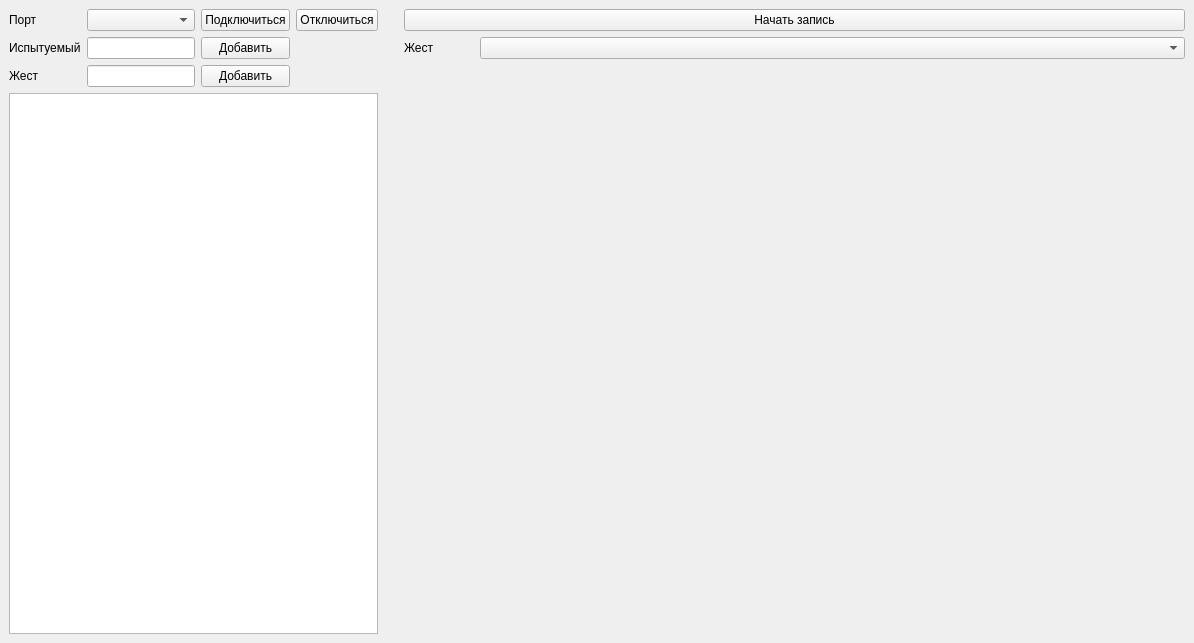
This is mainwindow.ui in DenisModern/project1742gui as Qt 5 draws it before an edit. The edited form follows.
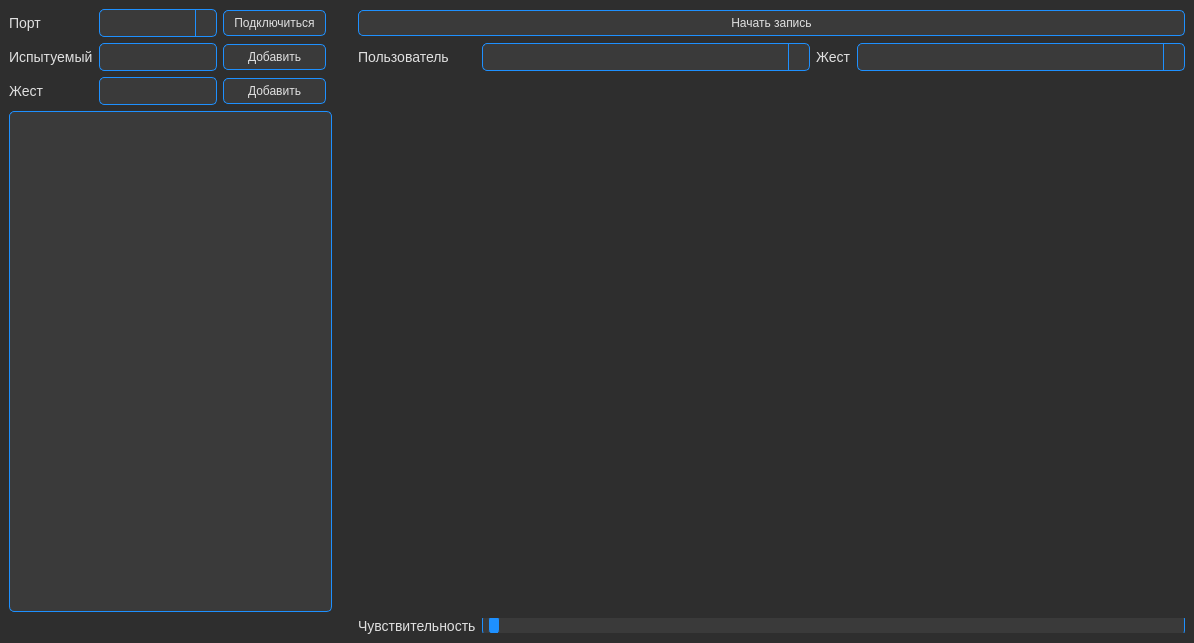
This is the edited form. Icons and pictures are not drawn.

Diff of the .ui file:
```diff
--- a/mainwindow.ui
+++ b/mainwindow.ui
@@ -14,9 +14,76 @@
    <string>MainWindow</string>
   </property>
   <widget class="QWidget" name="centralwidget">
+   <property name="styleSheet">
+    <string notr="true">QWidget#centralwidget {
+    background-color: #2E2E2E;  /* Темный фон */
+    color: #E0E0E0;  /* Светлый текст */
+}
+
+QLabel {
+    color: #E0E0E0;  /* Светлый текст */
+    font-size: 14px;
+}
+
+QPushButton {
+    background-color: #3A3A3A;  /* Темный фон кнопок */
+    color: #E0E0E0;  /* Светлый текст */
+    border: 1px solid #1E90FF;  /* Ледяной синий бордюр */
+    padding: 5px 10px;
+    border-radius: 5px;
+}
+
+QPushButton:hover {
+    background-color: #1E90FF;  /* Ледяной синий при наведении */
+}
+
+QLineEdit, QComboBox, QTreeView, QSlider::groove:horizontal {
+    background-color: #3A3A3A;  /* Темный фон для ввода текста, выпадающих списков и слайдеров */
+    color: #E0E0E0;  /* Светлый текст */
+    border: 1px solid #1E90FF;  /* Ледяной синий бордюр */
+    padding: 5px;
+    border-radius: 5px;
+}
+
+QComboBox::drop-down {
+    subcontrol-origin: padding;
+    subcontrol-position: top right;
+    width: 20px;
+    border-left-width: 1px;
+    border-left-color: #1E90FF;
+    border-left-style: solid;
+    border-top-right-radius: 5px;
+    border-bottom-right-radius: 5px;
+}
+
+QComboBox::down-arrow {
+    image: url(down_arrow.png);  /* Путь к иконке стрелки вниз */
+    width: 12px;
+    height: 12px;
+}
+
+QSlider::handle:horizontal {
+    background: #1E90FF;  /* Ледяной синий бегунок */
+    border: 1px solid #3A3A3A;
+    width: 10px;
+    margin: -5px 0; /* Уменьшение области клика */
+    border-radius: 5px;
+}
+
+QSlider::groove:horizontal {
+    height: 10px;
+    background: #3A3A3A;
+    border: 1px solid #1E90FF;
+    border-radius: 5px;
+}
+</string>
+   </property>
    <layout class="QGridLayout" name="gridLayout_3">
     <item row="0" column="0">
-     <layout class="QGridLayout" name="gridLayout_2" columnstretch="0,0,0,0,0,1,10">
+     <layout class="QGridLayout" name="gridLayout_2" columnstretch="0,0,0,0,0,0,2,0,2">
+      <item row="0" column="1">
+       <widget class="QComboBox" name="comport_combobox"/>
+      </item>
       <item row="1" column="0">
        <widget class="QLabel" name="user_label">
         <property name="text">
@@ -24,31 +91,28 @@
         </property>
        </widget>
       </item>
-      <item row="0" column="0">
-       <widget class="QLabel" name="connect_label">
-        <property name="text">
-         <string>Порт</string>
-        </property>
-       </widget>
-      </item>
-      <item row="0" column="2">
-       <widget class="QPushButton" name="connect_button">
-        <property name="text">
-         <string>Подключиться</string>
-        </property>
-       </widget>
-      </item>
       <item row="1" column="1">
        <widget class="QLineEdit" name="user_lineedit"/>
       </item>
       <item row="3" column="0" colspan="4">
        <widget class="QTreeView" name="data_treeview"/>
       </item>
+      <item row="2" column="2">
+       <widget class="QPushButton" name="addgestre_button">
+        <property name="text">
+         <string>Добавить</string>
+        </property>
+       </widget>
+      </item>
       <item row="2" column="1">
        <widget class="QLineEdit" name="gesture_lineedit"/>
       </item>
-      <item row="1" column="6">
-       <widget class="QComboBox" name="gesture_commbobox"/>
+      <item row="0" column="0">
+       <widget class="QLabel" name="connect_label">
+        <property name="text">
+         <string>Порт</string>
+        </property>
+       </widget>
       </item>
       <item row="1" column="2">
        <widget class="QPushButton" name="adduser_button">
@@ -57,47 +121,6 @@
         </property>
        </widget>
       </item>
-      <item row="3" column="5" colspan="2">
-       <widget class="QWidget" name="widget" native="true"/>
-      </item>
-      <item row="2" column="2">
-       <widget class="QPushButton" name="addgestre_button">
-        <property name="text">
-         <string>Добавить</string>
-        </property>
-       </widget>
-      </item>
-      <item row="0" column="1">
-       <widget class="QComboBox" name="comport_combobox"/>
-      </item>
-      <item row="0" column="3">
-       <widget class="QPushButton" name="disconnect_button">
-        <property name="text">
-         <string>Отключиться</string>
-        </property>
-       </widget>
-      </item>
-      <item row="2" column="0">
-       <widget class="QLabel" name="gesture1_label">
-        <property name="text">
-         <string>Жест</string>
-        </property>
-       </widget>
-      </item>
-      <item row="1" column="5">
-       <widget class="QLabel" name="gesture2_label">
-        <property name="text">
-         <string>Жест</string>
-        </property>
-       </widget>
-      </item>
-      <item row="0" column="5" colspan="2">
-       <widget class="QPushButton" name="startrecording_button">
-        <property name="text">
-         <string>Начать запись</string>
-        </property>
-       </widget>
-      </item>
       <item row="0" column="4" rowspan="4">
        <spacer name="verticalSpacer">
         <property name="orientation">
@@ -111,6 +134,70 @@
         </property>
        </spacer>
       </item>
+      <item row="2" column="0">
+       <widget class="QLabel" name="gesture1_label">
+        <property name="text">
+         <string>Жест</string>
+        </property>
+       </widget>
+      </item>
+      <item row="1" column="7">
+       <widget class="QLabel" name="gesture2_label">
+        <property name="text">
+         <string>Жест</string>
+        </property>
+       </widget>
+      </item>
+      <item row="1" column="8">
+       <widget class="QComboBox" name="gesture_commbobox"/>
+      </item>
+      <item row="1" column="6">
+       <widget class="QComboBox" name="user_combobox"/>
+      </item>
+      <item row="0" column="2">
+       <widget class="QPushButton" name="connect_button">
+        <property name="text">
+         <string>Подключиться</string>
+        </property>
+       </widget>
+      </item>
+      <item row="1" column="5">
+       <widget class="QLabel" name="label_2">
+        <property name="text">
+         <string>Пользователь</string>
+        </property>
+       </widget>
+      </item>
+      <item row="2" column="5" rowspan="2" colspan="4">
+       <widget class="QWidget" name="activitymap" native="true"/>
+      </item>
+      <item row="0" column="5" colspan="4">
+       <widget class="QPushButton" name="startrecording_button">
+        <property name="text">
+         <string>Начать запись</string>
+        </property>
+       </widget>
+      </item>
+      <item row="4" column="5">
+       <widget class="QLabel" name="label">
+        <property name="text">
+         <string>Чувствительность</string>
+        </property>
+       </widget>
+      </item>
+      <item row="4" column="6" colspan="3">
+       <widget class="QSlider" name="sensetivity_slider">
+        <property name="maximum">
+         <number>30</number>
+        </property>
+        <property name="pageStep">
+         <number>1</number>
+        </property>
+        <property name="orientation">
+         <enum>Qt::Horizontal</enum>
+        </property>
+       </widget>
+      </item>
      </layout>
     </item>
    </layout>
```
